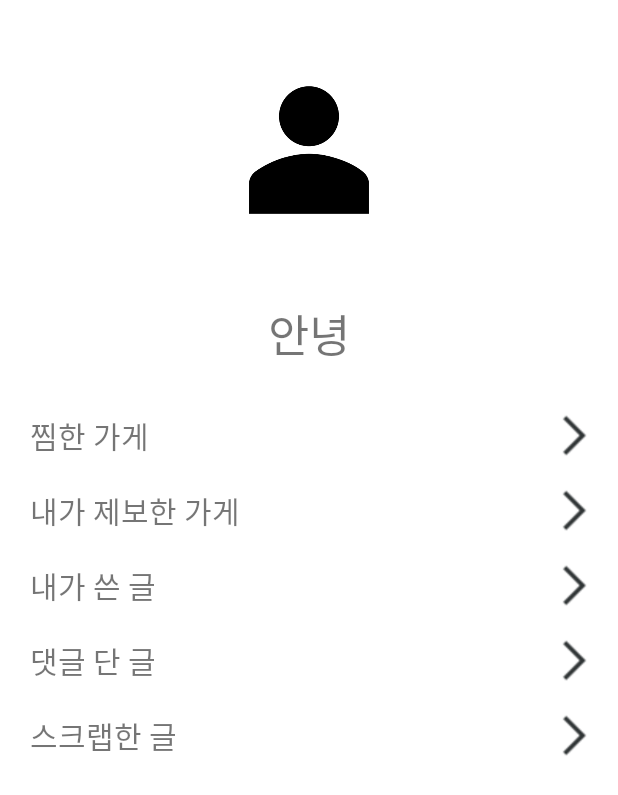
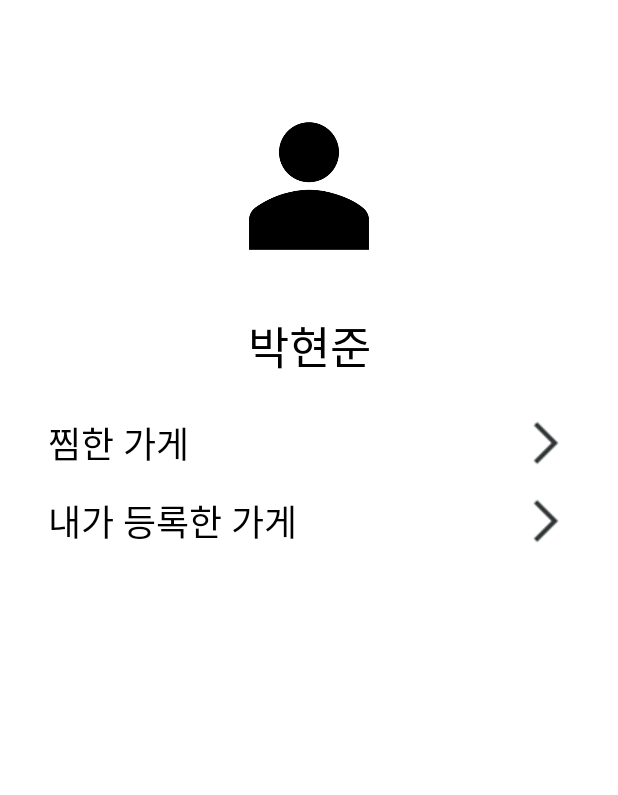
Before and after one commit to Zea7/BungBread, an Android app: the layout fragment_info.xml on its own in the app's theme, with its tools: preview values and no code run, on a phone screen of 412 x 824 dp. Shown: the top 795 px of the screen. Run offline under Robolectric (Android 15) with nearby library versions, the phone set to English and light mode, and no system bars.

Commit message:
InfoFragment Feature

```diff
--- a/app/src/main/java/com/example/bungeoppang/AddStore.kt
+++ b/app/src/main/java/com/example/bungeoppang/AddStore.kt
@@ -6,7 +6,6 @@ import androidx.appcompat.app.AppCompatActivity
 import android.os.Bundle
 import android.util.Log
 import android.view.MenuItem
-import android.view.View
 import android.view.ViewGroup
 import android.widget.Button
 import android.widget.TextView
--- a/app/src/main/java/com/example/bungeoppang/AdditionalInfo.kt
+++ b/app/src/main/java/com/example/bungeoppang/AdditionalInfo.kt
@@ -63,7 +63,7 @@ class AdditionalInfo : AppCompatActivity(), ChangeMenu {
             getInfoFromEdit()
             val jsons = menuAdapter?.getAllJsons()
             // Variable로 변경 필요
-            ServerConnect.sendStoreInfo(address!!, name!!, 12345678, "박현준", latitude, longitude, jsons, comment!!, this)
+            //ServerConnect.sendStoreInfo(address!!, name!!, 12345678, "박현준", latitude, longitude, jsons, comment!!, this)
         }
         return super.onOptionsItemSelected(item)
     }
--- a/app/src/main/java/com/example/bungeoppang/LoginActivity.kt
+++ b/app/src/main/java/com/example/bungeoppang/LoginActivity.kt
@@ -157,8 +157,8 @@ class LoginActivity : AppCompatActivity() {
             try{
                 val data = file.readText(Charsets.UTF_8)
                 val json = JSONObject(data)
-                Variables.USER_ID = json.getLong("id")
-                Variables.USER_NAME = json.getString("nickName")
+                //Variables.USER_ID = json.getLong("id")
+                //Variables.USER_NAME = json.getString("nickName")
                 val intent = Intent(this, MainActivity::class.java)
                 startActivity(intent)
                 finish()
--- a/app/src/main/res/layout/fragment_info.xml
+++ b/app/src/main/res/layout/fragment_info.xml
@@ -1,145 +1,105 @@
 <?xml version="1.0" encoding="utf-8"?>
-<androidx.constraintlayout.widget.ConstraintLayout xmlns:android="http://schemas.android.com/apk/res/android"
+<androidx.constraintlayout.widget.ConstraintLayout
+    xmlns:android="http://schemas.android.com/apk/res/android"
     xmlns:app="http://schemas.android.com/apk/res-auto"
     xmlns:tools="http://schemas.android.com/tools"
     android:layout_width="match_parent"
     android:layout_height="match_parent"
-    android:layout_marginTop="40dp"
-    tools:context=".InfoFragment">
+    android:paddingTop="?actionBarSize"
+    tools:context=".info.InfoFragment">
 
     <ImageView
-        android:id="@+id/profile_img"
+        android:id="@+id/iv_profile"
         android:layout_width="120dp"
         android:layout_height="120dp"
+        android:layout_marginTop="8dp"
         android:scaleType="centerCrop"
         android:src="@drawable/profile"
         app:layout_constraintLeft_toLeftOf="parent"
         app:layout_constraintRight_toRightOf="parent"
+        app:layout_constraintTop_toTopOf="parent"
         tools:ignore="MissingConstraints" />
 
     <TextView
-        android:id="@+id/nickname"
+        android:id="@+id/tv_name"
         android:layout_width="wrap_content"
         android:layout_height="wrap_content"
-        android:layout_marginTop="40dp"
+        android:layout_marginTop="24dp"
         android:gravity="center"
-        android:text="안녕"
+        android:text="박현준"
         android:textSize="30sp"
+        android:textColor="@color/black"
         app:layout_constraintLeft_toLeftOf="parent"
         app:layout_constraintRight_toRightOf="parent"
-        app:layout_constraintTop_toBottomOf="@id/profile_img" />
+        app:layout_constraintTop_toBottomOf="@id/iv_profile" />
 
-    <LinearLayout
-        android:layout_width="match_parent"
-        android:layout_height="420dp"
-        android:layout_marginHorizontal="20dp"
-        android:layout_marginTop="30dp"
-        app:layout_constraintTop_toBottomOf="@id/nickname"
-        android:orientation="vertical">
-
-        <LinearLayout
-            android:id="@+id/starrred_store_layer"
-            android:layout_width="match_parent"
-            android:layout_height="wrap_content"
-            android:orientation="horizontal"
-            android:layout_marginBottom="20dp">
 
     <TextView
-                android:id="@+id/starred_store"
-                android:layout_width="350dp"
+        android:id="@+id/tv_picked_store"
+        android:layout_width="0dp"
         android:layout_height="wrap_content"
+        android:layout_marginStart="32dp"
+        android:layout_marginTop="24dp"
+        android:layout_marginEnd="8dp"
         android:text="찜한 가게"
-                android:textSize="20sp" />
+        android:textColor="@color/black"
+        android:textSize="24sp"
+        app:layout_constraintEnd_toStartOf="@+id/iv_picked_more"
+        app:layout_constraintStart_toStartOf="parent"
+        app:layout_constraintTop_toBottomOf="@+id/tv_name" />
 
     <ImageView
-                android:layout_width="25dp"
-                android:layout_height="match_parent"
+        android:id="@+id/iv_picked_more"
+        android:layout_width="wrap_content"
+        android:layout_height="wrap_content"
+        android:layout_marginEnd="32dp"
         android:scaleType="centerCrop"
-                android:src="@drawable/right_arrow" />
-        </LinearLayout>
-        <LinearLayout
-            android:id="@+id/my_store_layer"
-            android:layout_width="match_parent"
+        android:src="@drawable/right_arrow"
+        app:layout_constraintBottom_toBottomOf="@+id/tv_picked_store"
+        app:layout_constraintEnd_toEndOf="parent"
+        app:layout_constraintTop_toTopOf="@+id/tv_picked_store" />
+
+    <androidx.recyclerview.widget.RecyclerView
+        android:id="@+id/rv_picked"
+        android:layout_width="0dp"
         android:layout_height="wrap_content"
-            android:orientation="horizontal"
-            android:layout_marginBottom="20dp">
+        android:layout_marginTop="8dp"
+        app:layout_constraintEnd_toEndOf="@+id/iv_picked_more"
+        app:layout_constraintStart_toStartOf="@+id/tv_picked_store"
+        app:layout_constraintTop_toBottomOf="@+id/tv_picked_store" />
+
+    <ImageView
+        android:id="@+id/iv_registered_more"
+        android:layout_width="wrap_content"
+        android:layout_height="wrap_content"
+        android:scaleType="centerCrop"
+        android:src="@drawable/right_arrow"
+        app:layout_constraintBottom_toBottomOf="@+id/tv_registered_store"
+        app:layout_constraintEnd_toEndOf="@+id/rv_picked"
+        app:layout_constraintTop_toTopOf="@+id/tv_registered_store" />
+
+    <androidx.recyclerview.widget.RecyclerView
+        android:id="@+id/rv_registered"
+        android:layout_width="0dp"
+        android:layout_height="wrap_content"
+        android:layout_marginTop="8dp"
+        app:layout_constraintEnd_toEndOf="@+id/iv_registered_more"
+        app:layout_constraintHorizontal_bias="0.0"
+        app:layout_constraintStart_toStartOf="@+id/tv_registered_store"
+        app:layout_constraintTop_toBottomOf="@+id/tv_registered_store" />
 
     <TextView
-                android:id="@+id/my_store"
-                android:layout_width="350dp"
+        android:id="@+id/tv_registered_store"
+        android:layout_width="0dp"
         android:layout_height="wrap_content"
-                android:text="내가 제보한 가게"
-                android:textSize="20sp" />
-
-            <ImageView
-                android:layout_width="25dp"
-                android:layout_height="match_parent"
-                android:scaleType="centerCrop"
-                android:src="@drawable/right_arrow" />
-        </LinearLayout>
-        <LinearLayout
-            android:id="@+id/my_post_layer"
-            android:layout_width="match_parent"
-            android:layout_height="wrap_content"
-            android:orientation="horizontal"
-            android:layout_marginBottom="20dp">
-
-            <TextView
-                android:id="@+id/my_post"
-                android:layout_width="350dp"
-                android:layout_height="wrap_content"
-                android:text="내가 쓴 글"
-                android:textSize="20sp" />
-
-            <ImageView
-                android:layout_width="25dp"
-                android:layout_height="match_parent"
-                android:scaleType="centerCrop"
-                android:src="@drawable/right_arrow" />
-        </LinearLayout>
-        <LinearLayout
-            android:id="@+id/scrab_post_layer"
-            android:layout_width="match_parent"
-            android:layout_height="wrap_content"
-            android:orientation="horizontal"
-            android:layout_marginBottom="20dp">
-
-            <TextView
-                android:id="@+id/scrab_post"
-                android:layout_width="350dp"
-                android:layout_height="wrap_content"
-                android:text="댓글 단 글"
-                android:textSize="20sp" />
-
-            <ImageView
-                android:layout_width="25dp"
-                android:layout_height="match_parent"
-                android:scaleType="centerCrop"
-                android:src="@drawable/right_arrow" />
-        </LinearLayout>
-        <LinearLayout
-            android:id="@+id/reply_post_layer"
-            android:layout_width="match_parent"
-            android:layout_height="wrap_content"
-            android:orientation="horizontal"
-            android:layout_marginBottom="20dp">
-
-            <TextView
-                android:id="@+id/reply_post"
-                android:layout_width="350dp"
-                android:layout_height="wrap_content"
-                android:text="스크랩한 글"
-                android:textSize="20sp" />
-
-            <ImageView
-                android:layout_width="25dp"
-                android:layout_height="match_parent"
-                android:scaleType="centerCrop"
-                android:src="@drawable/right_arrow" />
-        </LinearLayout>
-
-
-    </LinearLayout>
-
+        android:layout_marginTop="8dp"
+        android:layout_marginEnd="8dp"
+        android:text="내가 등록한 가게"
+        android:textColor="@color/black"
+        android:textSize="24sp"
+        app:layout_constraintEnd_toStartOf="@+id/iv_registered_more"
+        app:layout_constraintHorizontal_bias="0.0"
+        app:layout_constraintStart_toStartOf="@+id/rv_picked"
+        app:layout_constraintTop_toBottomOf="@+id/rv_picked" />
 
 </androidx.constraintlayout.widget.ConstraintLayout>
--- a/settings.gradle
+++ b/settings.gradle
@@ -9,4 +9,3 @@ dependencyResolutionManagement {
 }
 rootProject.name = "BungEoPpang"
 include ':app'
-include ':community'
```
Also changed, not shown: app/build.gradle (+7 -1 lines), app/src/main/AndroidManifest.xml (+6 -10 lines), app/src/main/java/com/example/bungeoppang/InfoFragment.kt (deleted, +0 -36 lines), app/src/main/java/com/example/bungeoppang/MainActivity.kt (+2 -5 lines), app/src/main/java/com/example/bungeoppang/ServerConnect.kt (deleted, +0 -58 lines), app/src/main/java/com/example/bungeoppang/Splash.kt (deleted, +0 -41 lines), app/src/main/java/com/example/bungeoppang/api/ApiClient.kt (added, +24 -0 lines), app/src/main/java/com/example/bungeoppang/api/ApiInterface.kt (added, +35 -0 lines), app/src/main/java/com/example/bungeoppang/data/Coord.kt (added, +11 -0 lines), app/src/main/java/com/example/bungeoppang/data/Stores.kt (added, +49 -0 lines), app/src/main/java/com/example/bungeoppang/data/UserItem.kt (added, +28 -0 lines), app/src/main/java/com/example/bungeoppang/info/InfoFragment.kt (added, +105 -0 lines), app/src/main/java/com/example/bungeoppang/info/StoreAdapter.kt (added, +30 -0 lines), app/src/main/res/layout/rv_item_store.xml (added, +47 -0 lines). Lines whose indentation alone changed are shown as unchanged.
